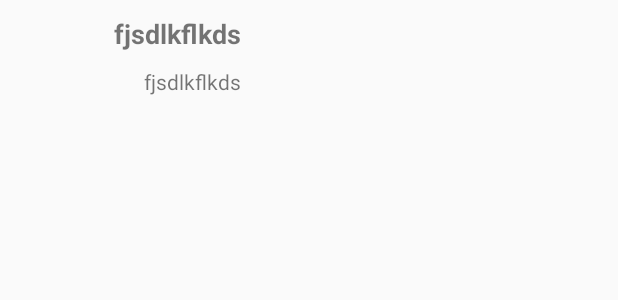
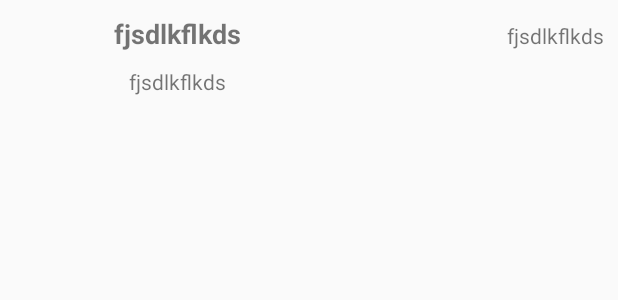
Before and after one commit to pradeepsagayam/HelloWife, an Android app: the layout notes_list_item.xml on its own in the app's theme, with its tools: preview values and no code run, on a phone screen of 412 x 824 dp. Shown: the top 300 px of the screen. Run offline under Robolectric (Android 15) with nearby library versions, the phone set to English and light mode, and no system bars.

Commit message:
Note List UI Changes and Location Picker

```diff
--- a/HelloWife/app/build.gradle
+++ b/HelloWife/app/build.gradle
@@ -34,5 +34,6 @@ dependencies {
     compile 'com.esotericsoftware.kryo:kryo:2.24.0'
     compile 'com.rengwuxian.materialedittext:library:2.1.4'
     compile 'com.wdullaer:materialdatetimepicker:2.1.1'
+    compile 'com.google.android.gms:play-services:8.4.0'
     compile project(':pinlibrary')
 }
--- a/HelloWife/app/src/main/AndroidManifest.xml
+++ b/HelloWife/app/src/main/AndroidManifest.xml
@@ -44,6 +44,7 @@
         <activity android:name=".HiddenActivity" />
         <activity android:name=".NotesList" />
         <activity android:name=".AddNewNote" />
+        <activity android:name=".LocationPicker" />
 
         <!-- Goolge API Key -->
 
--- a/HelloWife/app/src/main/res/layout/notes_list_item.xml
+++ b/HelloWife/app/src/main/res/layout/notes_list_item.xml
@@ -7,23 +7,23 @@
     android:padding="10dp">
 
     <FrameLayout
-        android:layout_marginRight="16dp"
         android:layout_width="50dp"
-        android:layout_height="50dp">
+        android:layout_height="50dp"
+        android:layout_marginRight="16dp">
 
         <ImageView
+            android:id="@+id/text_icon"
+            android:layout_width="50dp"
+            android:layout_height="50dp" />
+
+        <ImageView
+            android:id="@+id/check_icon"
             android:layout_width="50dp"
             android:layout_height="50dp"
-            android:id="@+id/text_icon"/>
-
-        <ImageView
-            android:visibility="gone"
-            android:layout_width="50dp"
-            android:layout_height="50dp"
+            android:adjustViewBounds="true"
+            android:scaleType="centerInside"
             android:src="@drawable/ic_check"
-            android:id="@+id/check_icon"
-            android:scaleType="centerInside"
-            android:adjustViewBounds="true"/>
+            android:visibility="gone" />
     </FrameLayout>
 
     <LinearLayout
@@ -31,11 +31,19 @@
         android:layout_height="match_parent"
         android:layout_weight="1"
         android:orientation="vertical">
+
+        <LinearLayout
+            android:layout_width="match_parent"
+            android:layout_height="wrap_content"
+            android:orientation="horizontal"
+            android:weightSum="2">
+
             <TextView
                 android:id="@+id/notes_title"
                 android:layout_width="wrap_content"
                 android:layout_height="wrap_content"
                 android:text="fjsdlkflkds"
+                android:layout_weight="1"
                 android:textSize="18sp"
                 android:textStyle="bold" />
 
@@ -45,9 +53,22 @@
                 android:layout_height="wrap_content"
                 android:layout_marginLeft="20dp"
                 android:layout_marginStart="20dp"
+                android:gravity="end"
+                android:layout_weight="1"
+                android:text="fjsdlkflkds" />
+
+        </LinearLayout>
+
+        <TextView
+            android:id="@+id/note_content"
+            android:layout_width="wrap_content"
+            android:layout_height="wrap_content"
+            android:layout_marginLeft="10dp"
+            android:layout_marginStart="10dp"
             android:layout_marginTop="10dp"
             android:gravity="start"
             android:text="fjsdlkflkds" />
+
     </LinearLayout>
 
 </LinearLayout>
--- a/HelloWife/app/src/main/res/values/strings.xml
+++ b/HelloWife/app/src/main/res/values/strings.xml
@@ -13,4 +13,9 @@
 
     <string name="api_key">AIzaSyDxOMmG1pOdwsdSTtTfFJF2DB4SVw6KNhA</string>
 
+    <!--    Permissions    -->
+    <string name="permission_rationale_location">Access to the location service is required to demonstrate the \'my location\' feature, which shows your current location on the map.</string>
+    <string name="location_permission_denied">This sample requires location permission to enable the \'my location\' layer. Please try again and grant access to use the location.\nIf the permission has been permanently denied, it can be enabled from the System Settings &gt; Apps &gt; \'Google Maps API Demos\'.</string>
+    <string name="permission_required_toast">Location permission is required for this demo.</string>
+
 </resources>
```
Also changed, not shown: HelloWife/app/src/main/java/com/dp/hellowife/AddNewNote.java (+17 -4 lines), HelloWife/app/src/main/java/com/dp/hellowife/LocationPicker.java (added, +165 -0 lines), HelloWife/app/src/main/java/com/dp/hellowife/adapter/MyRecyclerViewAdapter.java (+4 -3 lines), HelloWife/app/src/main/java/com/dp/hellowife/utils/PermissionUtils.java (added, +185 -0 lines), HelloWife/app/src/main/res/layout/location_picker.xml (added, +21 -0 lines). Lines whose indentation alone changed are shown as unchanged.
